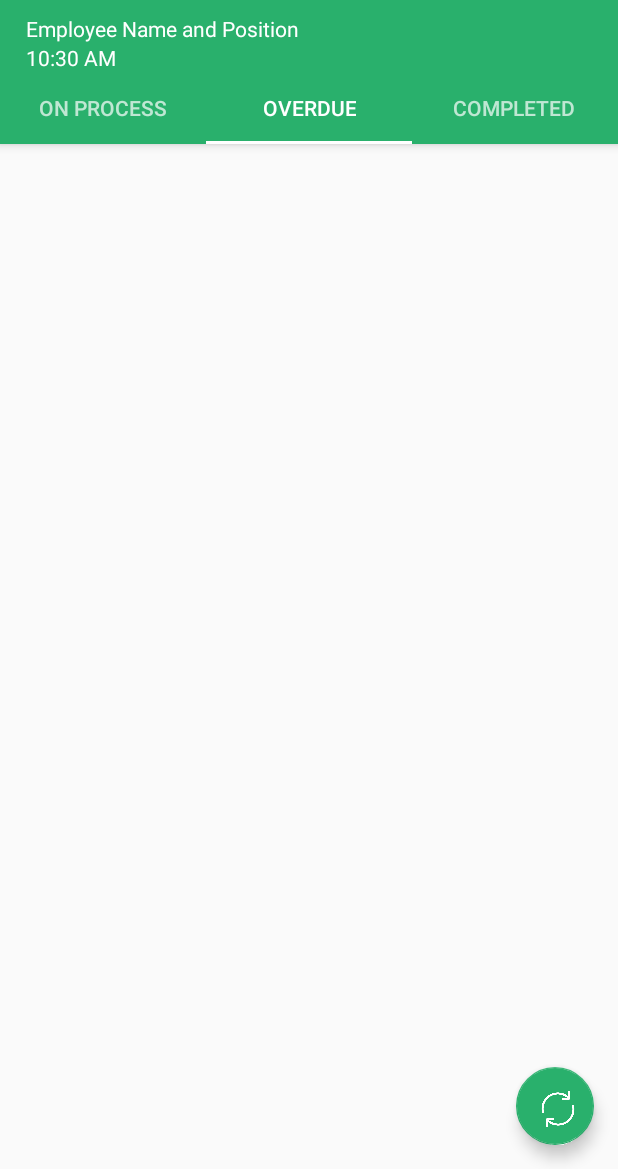
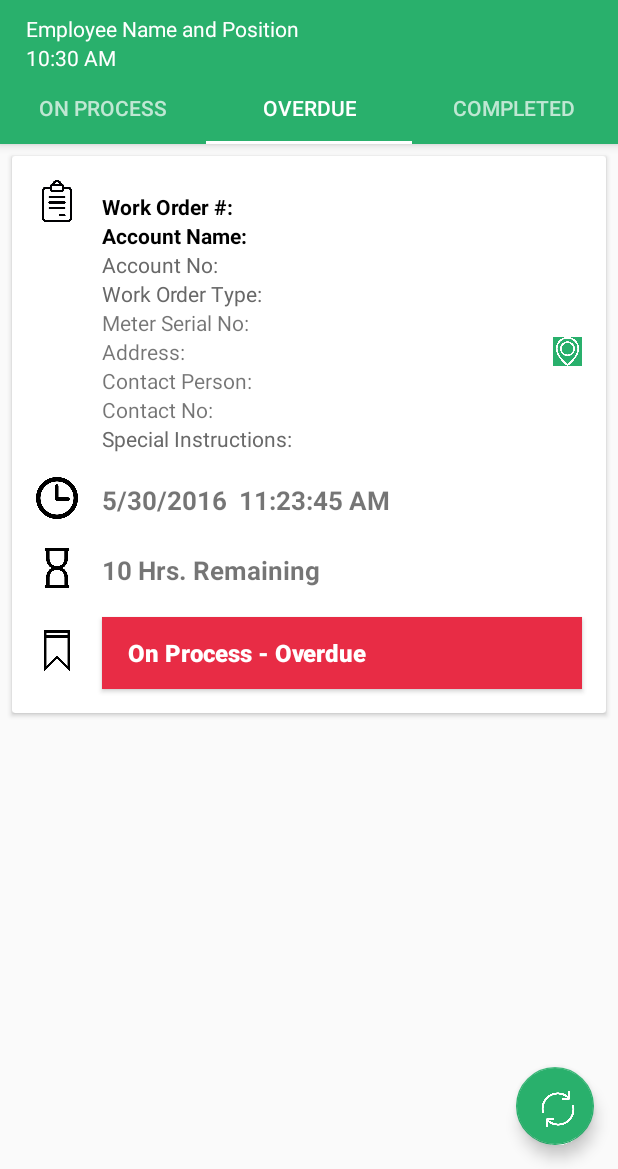
Before and after one commit to jerecocatingub/TabsAndFragments, an Android app: the screen it shows after launch (MainActivity), tab 2 chosen, on a phone screen of 412 x 824 dp, the part 67-1236 px from its top. Run offline under Robolectric (Android 15) with nearby library versions, the phone set to English and light mode, and no system bars; libraries missing offline, so code that uses them is left out: android.support.v7.

Commit message:
Return to normal

```diff
--- a/app/src/main/java/payvenue/catingub/com/tabsandfragments/CompletedFragment.java
+++ b/app/src/main/java/payvenue/catingub/com/tabsandfragments/CompletedFragment.java
@@ -38,22 +38,22 @@ public class CompletedFragment extends Fragment implements PopupMenu.OnMenuItemC
     public View onCreateView(LayoutInflater inflater, ViewGroup container,
                              Bundle savedInstanceState) {
 
-        View view = inflater.inflate(R.layout.fragment_completed, container, false);
+        View view = inflater.inflate(R.layout.cardview_layout, container, false);
 
-        mRecycler = (RecyclerView) view.findViewById(R.id.rvCards);
-        mAdapter = new RecyclerViewAdapter(getActivity(), getData());
-        mRecycler.setAdapter(mAdapter);
-        mRecycler.setLayoutManager(new LinearLayoutManager(getActivity()));
+//        mRecycler = (RecyclerView) view.findViewById(R.id.rvCards);
+//        mAdapter = new RecyclerViewAdapter(getActivity(), getData());
+//        mRecycler.setAdapter(mAdapter);
+//        mRecycler.setLayoutManager(new LinearLayoutManager(getActivity()));
 
-//        mStatus = (Button) view.findViewById(R.id.btnStatus);
-//        mStatus.setBackgroundColor(Color.parseColor("#FF29B06C"));
-//        mStatus.setText("Completed");
-//        mStatus.setOnClickListener(new View.OnClickListener() {
-//            @Override
-//                public void onClick(View view) {
-//                    showPopup(view);
-//                }
-//        });
+        mStatus = (Button) view.findViewById(R.id.btnStatus);
+        mStatus.setBackgroundColor(Color.parseColor("#FF29B06C"));
+        mStatus.setText("Completed");
+        mStatus.setOnClickListener(new View.OnClickListener() {
+            @Override
+                public void onClick(View view) {
+                    showPopup(view);
+                }
+        });
         return view;
     }
 
--- a/app/src/main/java/payvenue/catingub/com/tabsandfragments/OnProcessFragment.java
+++ b/app/src/main/java/payvenue/catingub/com/tabsandfragments/OnProcessFragment.java
@@ -36,23 +36,22 @@ public class OnProcessFragment extends Fragment implements PopupMenu.OnMenuItemC
     public View onCreateView(LayoutInflater inflater, ViewGroup container,
                              Bundle savedInstanceState) {
 
-        View view = inflater.inflate(R.layout.fragment_on_process, container, false);
+        View view = inflater.inflate(R.layout.cardview_layout, container, false);
 
-        mRecycler = (RecyclerView) view.findViewById(R.id.rvCards);
-        mAdapter = new RecyclerViewAdapter(getActivity(), getData());
-        mRecycler.setAdapter(mAdapter);
-        mRecycler.setLayoutManager(new LinearLayoutManager(getActivity()));
+//        mRecycler = (RecyclerView) view.findViewById(R.id.rvCards);
+//        mAdapter = new RecyclerViewAdapter(getActivity(), getData());
+//        mRecycler.setAdapter(mAdapter);
+//        mRecycler.setLayoutManager(new LinearLayoutManager(getActivity()));
 
-
-//        mStatus = (Button) view.findViewById(R.id.btnStatus);
-//        mStatus.setBackgroundColor(Color.parseColor("#D3AA2E"));
-//        mStatus.setText("On Process");
-//        mStatus.setOnClickListener(new View.OnClickListener() {
-//            @Override
-//            public void onClick(View view) {
-//                showPopup(view);
-//            }
-//        });
+        mStatus = (Button) view.findViewById(R.id.btnStatus);
+        mStatus.setBackgroundColor(Color.parseColor("#D3AA2E"));
+        mStatus.setText("On Process");
+        mStatus.setOnClickListener(new View.OnClickListener() {
+            @Override
+            public void onClick(View view) {
+                showPopup(view);
+            }
+        });
         return view;
     }
 
--- a/app/src/main/java/payvenue/catingub/com/tabsandfragments/OverdueFragment.java
+++ b/app/src/main/java/payvenue/catingub/com/tabsandfragments/OverdueFragment.java
@@ -35,21 +35,22 @@ public class OverdueFragment extends Fragment implements PopupMenu.OnMenuItemCli
     @Override
     public View onCreateView(LayoutInflater inflater, ViewGroup container,
                              Bundle savedInstanceState) {
-        View view = inflater.inflate(R.layout.fragment_overdue, container, false);
+        View view = inflater.inflate(R.layout.cardview_layout, container, false);
 
-        mRecycler = (RecyclerView) view.findViewById(R.id.rvCards);
-        mAdapter = new RecyclerViewAdapter(getActivity(), getData());
-        mRecycler.setAdapter(mAdapter);
-        mRecycler.setLayoutManager(new LinearLayoutManager(getActivity()));
-//        mStatus = (Button) view.findViewById(R.id.btnStatus);
-//        mStatus.setBackgroundColor(Color.parseColor("#E82C45"));
-//        mStatus.setText("On Process - Overdue");
-//        mStatus.setOnClickListener(new View.OnClickListener() {
-//            @Override
-//            public void onClick(View view) {
-//                showPopup(view);
-//            }
-//        });
+//        mRecycler = (RecyclerView) view.findViewById(R.id.rvCards);
+//        mAdapter = new RecyclerViewAdapter(getActivity(), getData());
+//        mRecycler.setAdapter(mAdapter);
+//        mRecycler.setLayoutManager(new LinearLayoutManager(getActivity()));
+
+        mStatus = (Button) view.findViewById(R.id.btnStatus);
+        mStatus.setBackgroundColor(Color.parseColor("#E82C45"));
+        mStatus.setText("On Process - Overdue");
+        mStatus.setOnClickListener(new View.OnClickListener() {
+            @Override
+            public void onClick(View view) {
+                showPopup(view);
+            }
+        });
         return view;
     }
 
```
